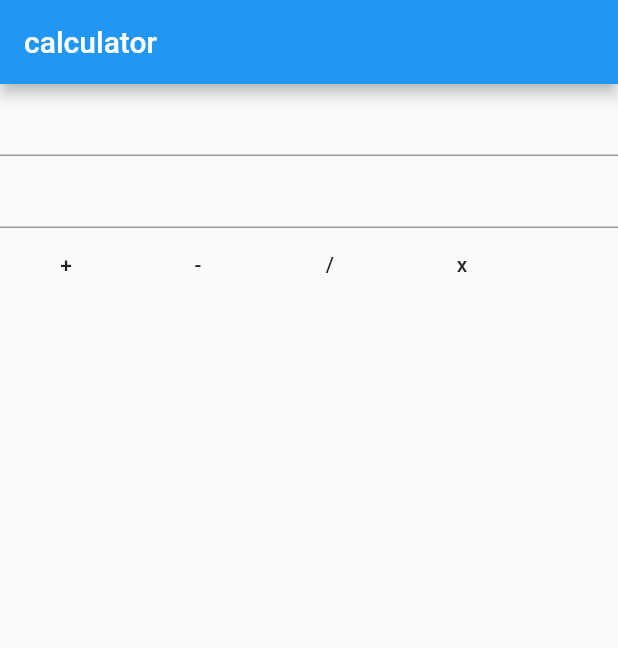
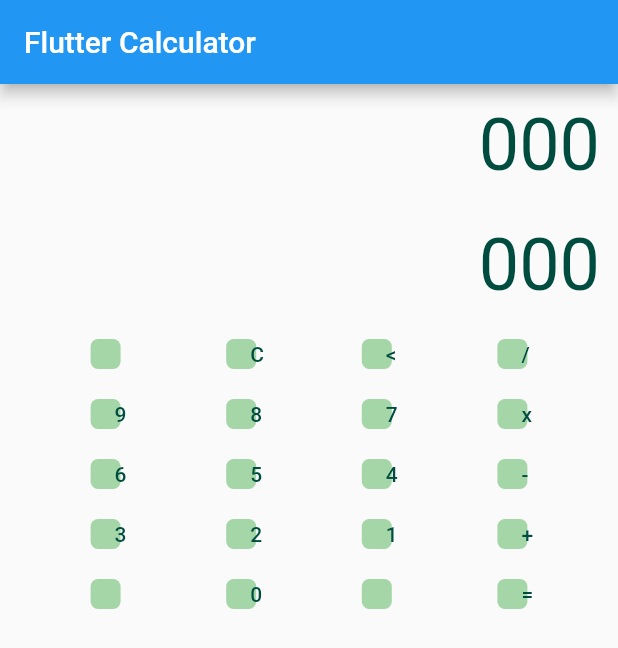
Before and after one commit to GerardusKristha/kalkulator-flutter, a Flutter app: the screen it shows after launch, on a phone screen of 412 x 824 dp. Shown: the top 648 px of the screen. Run offline on Flutter 3.47's test engine with Material 2 defaults, Android fonts, the phone set to English and light mode, and no system bars; our stand-ins replace google_fonts.

Commit message:
update 4/8

```diff
--- /dev/null
+++ b/kalkulator/lib/calculatorButton.dart
@@ -0,0 +1,29 @@
+import 'package:flutter/material.dart';
+
+class CalculatorButton extends StatelessWidget {
+  const CalculatorButton({
+    Key? key,
+    required this.text,
+  }) : super(key: key);
+  final String text;
+
+  @override
+  Widget build(BuildContext context) {
+    return Container(
+      margin: EdgeInsets.all(10.0),
+      child: SizedBox(
+        width: 20,
+        height: 20,
+        child: FlatButton(
+          shape: RoundedRectangleBorder(
+            borderRadius: BorderRadius.circular(5.0),
+          ),
+          child: Text(this.text),
+          onPressed: () => {},
+          color: Colors.green[200],
+          textColor: Colors.teal[900],
+        ),
+      ),
+    );
+  }
+}
--- a/kalkulator/lib/main.dart
+++ b/kalkulator/lib/main.dart
@@ -1,5 +1,6 @@
 import 'package:flutter/material.dart';
 import 'package:flutter/services.dart';
+import 'package:kalkulator/ui.dart';
 
 void main() {
   runApp(const MyApp());
@@ -13,7 +14,7 @@ class MyApp extends StatelessWidget {
     return MaterialApp(
       title: 'kalkulator',
       theme: ThemeData(),
-      home: Calculator(),
+      home: CalculatorPage(),
     );
   }
 }
@@ -31,9 +32,11 @@ class _CalculatorState extends State<Calculator> {
 
   int result = 0, angka1 = 0, angka2 = 0;
   void plus() {
+    print(angka.text);
     angka1 = int.parse(angka.text);
     result = result + angka1;
     angka1 = 0;
+    angka.text = "";
     print(result);
   }
 
--- /dev/null
+++ b/kalkulator/lib/ui.dart
@@ -0,0 +1,97 @@
+import 'package:flutter/material.dart';
+import 'package:google_fonts/google_fonts.dart';
+import 'package:kalkulator/calculatorButton.dart';
+
+class CalculatorPage extends StatefulWidget {
+  CalculatorPage({Key? key}) : super(key: key);
+
+  @override
+  State<CalculatorPage> createState() => _CalculatorPageState();
+}
+
+class _CalculatorPageState extends State<CalculatorPage> {
+  @override
+  Widget build(BuildContext context) {
+    return MaterialApp(
+        home: Scaffold(
+      appBar: AppBar(
+        title: Text('Flutter Calculator'),
+      ),
+      body: Container(
+        child: Column(mainAxisAlignment: MainAxisAlignment.start, children: [
+          Container(
+            child: Padding(
+              padding: EdgeInsets.all(12),
+              child: Text(
+                '000',
+                style: TextStyle(
+                  fontSize: 48,
+                  color: Colors.teal[900],
+                ),
+              ),
+            ),
+            alignment: Alignment(1.0, 1.0),
+          ),
+          Container(
+            child: Padding(
+              padding: EdgeInsets.all(12),
+              child: Text(
+                '000',
+                style: TextStyle(
+                  fontSize: 48,
+                  color: Colors.teal[900],
+                ),
+              ),
+            ),
+            alignment: Alignment(1.0, 1.0),
+          ),
+          Row(
+            mainAxisAlignment: MainAxisAlignment.spaceEvenly,
+            children: [
+              CalculatorButton(text: 'AC'),
+              CalculatorButton(text: 'C'),
+              CalculatorButton(text: '<'),
+              CalculatorButton(text: '/'),
+            ],
+          ),
+          Row(
+            mainAxisAlignment: MainAxisAlignment.spaceEvenly,
+            children: [
+              CalculatorButton(text: '9'),
+              CalculatorButton(text: '8'),
+              CalculatorButton(text: '7'),
+              CalculatorButton(text: 'x'),
+            ],
+          ),
+          Row(
+            mainAxisAlignment: MainAxisAlignment.spaceEvenly,
+            children: [
+              CalculatorButton(text: '6'),
+              CalculatorButton(text: '5'),
+              CalculatorButton(text: '4'),
+              CalculatorButton(text: '-'),
+            ],
+          ),
+          Row(
+            mainAxisAlignment: MainAxisAlignment.spaceEvenly,
+            children: [
+              CalculatorButton(text: '3'),
+              CalculatorButton(text: '2'),
+              CalculatorButton(text: '1'),
+              CalculatorButton(text: '+'),
+            ],
+          ),
+          Row(
+            mainAxisAlignment: MainAxisAlignment.spaceEvenly,
+            children: [
+              CalculatorButton(text: '+/-'),
+              CalculatorButton(text: '0'),
+              CalculatorButton(text: '00'),
+              CalculatorButton(text: '='),
+            ],
+          )
+        ]),
+      ),
+    ));
+  }
+}
--- a/kalkulator/pubspec.yaml
+++ b/kalkulator/pubspec.yaml
@@ -34,6 +34,7 @@ dependencies:
   # The following adds the Cupertino Icons font to your application.
   # Use with the CupertinoIcons class for iOS style icons.
   cupertino_icons: ^1.0.2
+  google_fonts: ^2.3.0
 
 dev_dependencies:
   flutter_test:
```
Also changed, not shown: kalkulator/pubspec.lock.
